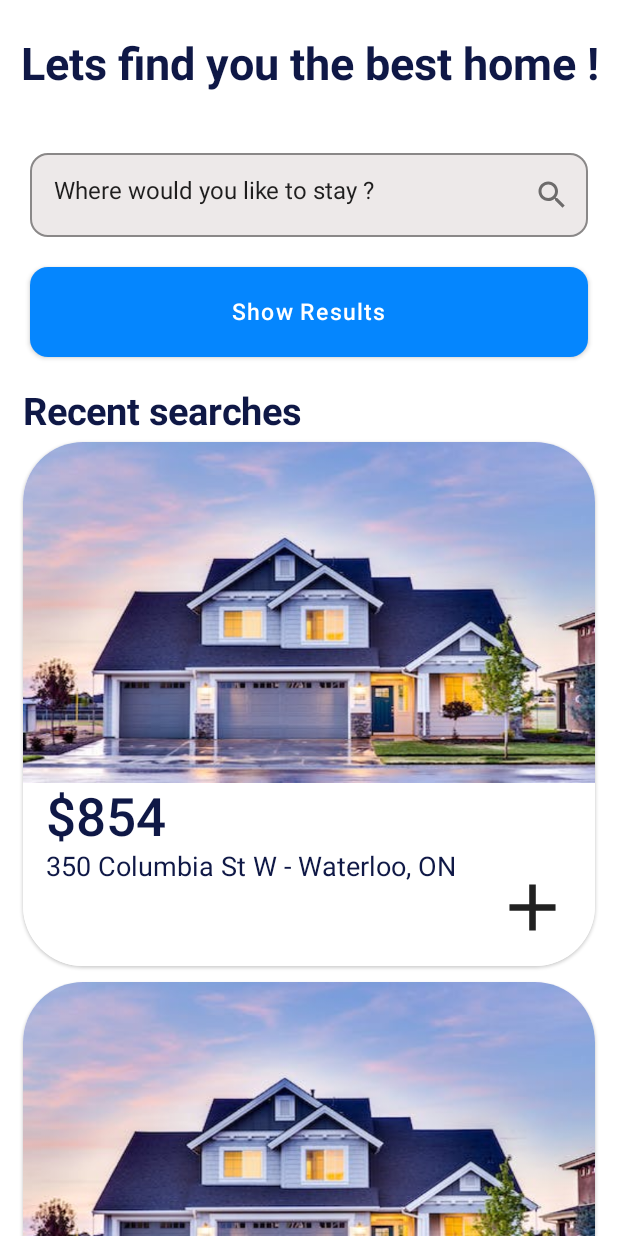
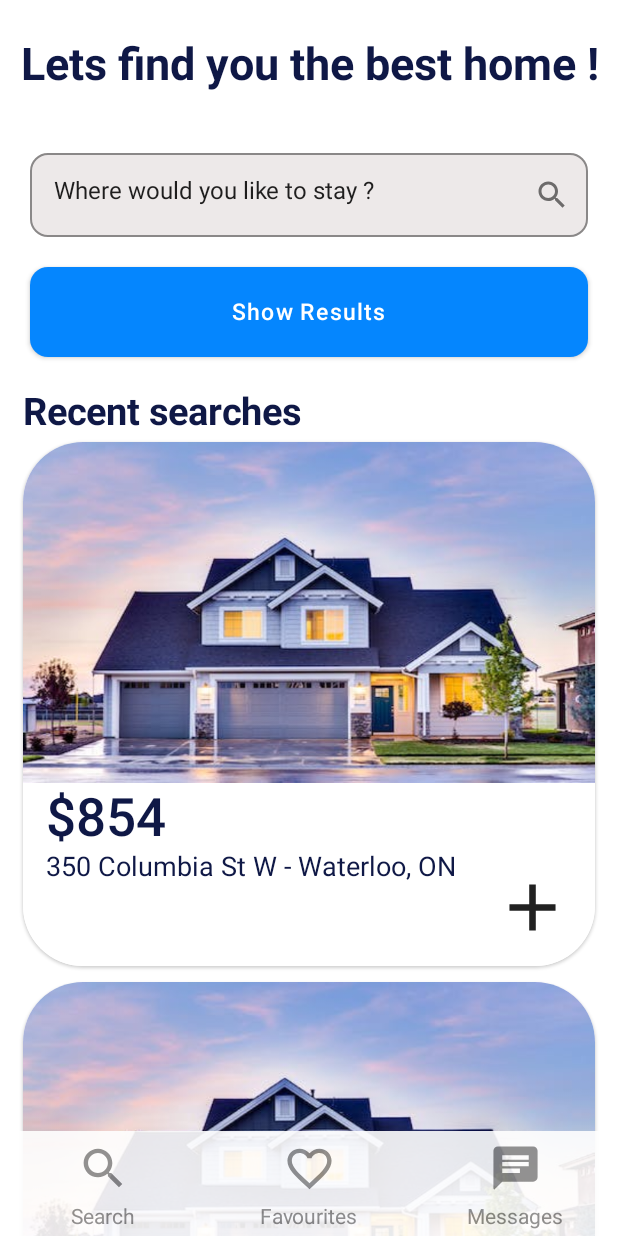
Before and after one commit to mhd5uhail/RateMyProperty, an Android app built with Jetpack Compose: the @Preview function SearchScreenPreview, on a phone screen of 412 x 824 dp. Run offline under Robolectric (Android 15) with nearby library versions, the phone set to English and light mode, and no system bars.

Commit message:
Bottom navigation bar added for SearchPage

```diff
--- /dev/null
+++ b/app/src/main/java/com/mhdsuhail/ratemyproperty/data/NavBarItem.kt
@@ -0,0 +1,9 @@
+package com.mhdsuhail.ratemyproperty.data
+
+import androidx.compose.ui.graphics.vector.ImageVector
+
+data class NavBarItem(
+    val imageResourceId: Int,
+    val name: String,
+    val description: String?
+)
--- /dev/null
+++ b/app/src/main/java/com/mhdsuhail/ratemyproperty/ui/navbar/BottomNavBar.kt
@@ -0,0 +1,100 @@
+package com.mhdsuhail.ratemyproperty.ui.navbar
+
+import androidx.compose.foundation.background
+import androidx.compose.foundation.layout.*
+import androidx.compose.foundation.shape.CircleShape
+import androidx.compose.material.Icon
+import androidx.compose.material.IconButton
+import androidx.compose.material.Surface
+import androidx.compose.material.Text
+import androidx.compose.runtime.Composable
+import androidx.compose.ui.Alignment
+import androidx.compose.ui.Modifier
+import androidx.compose.ui.draw.alpha
+import androidx.compose.ui.draw.clip
+import androidx.compose.ui.graphics.Color
+import androidx.compose.ui.res.painterResource
+import com.mhdsuhail.ratemyproperty.R
+import androidx.compose.ui.tooling.preview.Preview
+import androidx.compose.ui.unit.dp
+import androidx.compose.ui.unit.sp
+import com.mhdsuhail.ratemyproperty.data.NavBarItem
+import com.mhdsuhail.ratemyproperty.ui.theme.RateMyPropertyTheme
+
+@Preview
+@Composable
+fun BottomNavBarPreview() {
+    RateMyPropertyTheme {
+        Surface() {
+            BottomNavBar()
+        }
+    }
+}
+
+
+@Composable
+fun BottomNavBar() {
+
+    // TODO: Parameterize BottomNavBar and move NavBarItems to AppModule and
+    //  make it a singleton instance
+
+    val listOfNavItems = listOf(
+        NavBarItem(R.drawable.search,"Search","Search Page"),
+        NavBarItem(R.drawable.favourite,"Favourites","Favourites List"),
+        NavBarItem(R.drawable.chat,"Messages","Messages")
+    )
+    Surface(modifier = Modifier.alpha(0.9f)) {
+        Row(
+            modifier = Modifier
+                .fillMaxWidth()
+                .height(70.dp), verticalAlignment = Alignment.CenterVertically
+        ) {
+
+            listOfNavItems.forEach { navBarItem ->
+                Box(
+                    modifier = Modifier
+                        .fillMaxSize()
+                        .weight(1f)
+                ) {
+                    NavBarOption(
+                        imageResourceId = navBarItem.imageResourceId,
+                        name = navBarItem.name,
+                        desc = navBarItem.description
+                    )
+                }
+            }
+        }
+    }
+}
+
+@Composable
+fun NavBarOption(imageResourceId: Int, name: String, desc: String? ){
+
+        Column(
+            modifier = Modifier.fillMaxSize(),
+            verticalArrangement = Arrangement.SpaceEvenly,
+            horizontalAlignment = Alignment.CenterHorizontally
+        ) {
+            IconButton(
+                onClick = { /*TODO*/ },
+                modifier = Modifier
+                    .clip(CircleShape)
+                    .size(40.dp)
+                    .background(Color.White.copy(alpha = 0.15f))
+            ) {
+                Icon(
+                    painter = painterResource(id = imageResourceId),
+                    modifier = Modifier.size(35.dp),
+                    contentDescription = desc,
+                    tint = Color.Gray
+                )
+
+            }
+            Text(
+                text = name,
+                color = Color.Gray,
+                fontSize = 14.sp
+            )
+
+        }
+}
--- a/app/src/main/java/com/mhdsuhail/ratemyproperty/ui/searchscreen/SearchScreen.kt
+++ b/app/src/main/java/com/mhdsuhail/ratemyproperty/ui/searchscreen/SearchScreen.kt
@@ -15,6 +15,7 @@ import androidx.compose.ui.unit.dp
 import androidx.compose.ui.unit.sp
 import com.mhdsuhail.ratemyproperty.data.Property
 import com.mhdsuhail.ratemyproperty.data.preview.PropertyPreviewParameterProvider
+import com.mhdsuhail.ratemyproperty.ui.navbar.BottomNavBar
 import com.mhdsuhail.ratemyproperty.ui.theme.RateMyPropertyTheme
 
 @Preview(showSystemUi = true)
@@ -23,6 +24,10 @@ fun SearchScreenPreview(){
     SearchScreen(PropertyPreviewParameterProvider().values.toList())
 }
 
+@Composable
+fun TopActionBar(){
+
+}
 
 @Composable
 fun SearchScreen(recentlyViewedProperties: List<Property>) {
@@ -30,7 +35,7 @@ fun SearchScreen(recentlyViewedProperties: List<Property>) {
 
     RateMyPropertyTheme() {
 
-        Scaffold(scaffoldState = scaffoldState) {
+        Scaffold(scaffoldState = scaffoldState, bottomBar = { BottomNavBar() }) {
 
                 Column(
                     modifier = Modifier
--- /dev/null
+++ b/app/src/main/res/drawable/search.xml
@@ -0,0 +1,5 @@
+<vector android:height="24dp" android:tint="#B5B5BE"
+    android:viewportHeight="24" android:viewportWidth="24"
+    android:width="24dp" xmlns:android="http://schemas.android.com/apk/res/android">
+    <path android:fillColor="@android:color/white" android:pathData="M15.5,14h-0.79l-0.28,-0.27C15.41,12.59 16,11.11 16,9.5 16,5.91 13.09,3 9.5,3S3,5.91 3,9.5 5.91,16 9.5,16c1.61,0 3.09,-0.59 4.23,-1.57l0.27,0.28v0.79l5,4.99L20.49,19l-4.99,-5zM9.5,14C7.01,14 5,11.99 5,9.5S7.01,5 9.5,5 14,7.01 14,9.5 11.99,14 9.5,14z"/>
+</vector>
```
Also changed, not shown: 1 other file.
